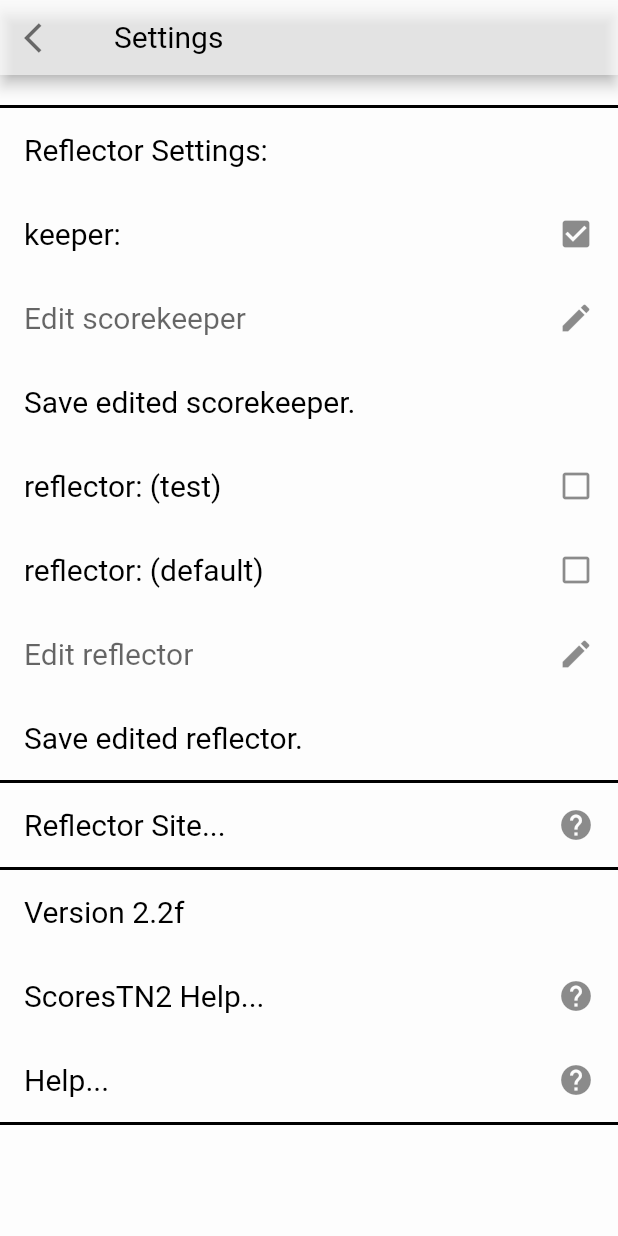
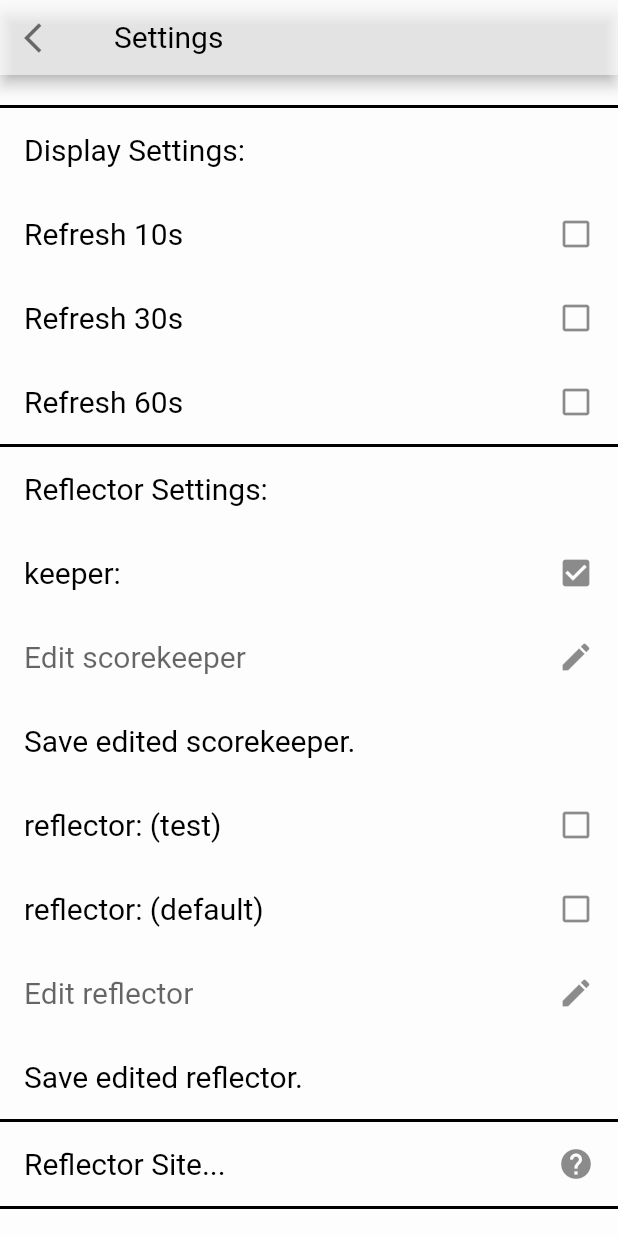
Before and after one commit to alpiepho/scoreboard_tap_tn2, a Flutter app: the screen it shows after launch, after a tap on the "settings" icon, on a phone screen of 412 x 824 dp. Run offline on Flutter 3.47's test engine with Material 2 defaults, Android fonts, the phone set to English and light mode, and no system bars; our stand-ins replace file_picker, google_fonts, shared_preferences, url_launcher_web; missing offline and left inert: shared_preferences_web.

Commit message:
add auto refresh; adjust stream time to local time

```diff
--- a/lib/components/settings_modal.dart
+++ b/lib/components/settings_modal.dart
@@ -95,11 +95,29 @@ class _SettingsModal extends State<SettingsModal> {
     );
   }
 
-  void onZoomChanged() async {
-    if (!this.engine.zoom) {
-      this.engine.zoom = true;
+  void onReflectorInterval10Changed() async {
+    if (!this.engine.reflectorInterval10) {
+      this.engine.reflectorInterval10 = true;
     } else {
-      this.engine.zoom = false;
+      this.engine.reflectorInterval10 = false;
+    }
+    this.onDone();
+  }
+
+  void onReflectorInterval30Changed() async {
+    if (!this.engine.reflectorInterval30) {
+      this.engine.reflectorInterval30 = true;
+    } else {
+      this.engine.reflectorInterval30 = false;
+    }
+    this.onDone();
+  }
+
+  void onReflectorInterval60Changed() async {
+    if (!this.engine.reflectorInterval60) {
+      this.engine.reflectorInterval60 = true;
+    } else {
+      this.engine.reflectorInterval60 = false;
     }
     this.onDone();
   }
@@ -320,40 +338,65 @@ class _SettingsModal extends State<SettingsModal> {
     // var fontStyle = getLabelFont(engine.fontType);
 
     List<Widget> displayTiles = [];
-    if (!engine.streamsMode) {
-      // displayTiles.add(
-      //   new ListTile(
-      //     title: new Text(
-      //       'Change Fonts...',
-      //       style: kSettingsTextEditStyle,
-      //     ),
-      //     onTap: onFontChange,
-      //   ),
-      // );
-      // displayTiles.add(
-      //   new ListTile(
-      //     title: new Text(
-      //       fontString,
-      //       style: fontStyle.copyWith(fontSize: kSettingsTextStyle_fontSize),
-      //     ),
-      //     //onTap: onFontChange,
-      //   ),
-      // );
-      // displayTiles.add(
-      //   new ListTile(
-      //     title: new Text(
-      //       'Zoom.',
-      //       style: kSettingsTextEditStyle,
-      //     ),
-      //     trailing: new Icon(
-      //         engine.zoom ? Icons.check_box : Icons.check_box_outline_blank),
-      //     onTap: onZoomChanged,
-      //   ),
-      // );
-    }
+    displayTiles.add(SettingsDivider());
+    displayTiles.add(new ListTile(
+      title: new Text(
+        "Display Settings:",
+        style: kSettingsTextEditStyle,
+      ),
+    ));
+    displayTiles.add(
+      new ListTile(
+        title: new Text(
+          'Refresh 10s',
+          style: kSettingsTextEditStyle,
+        ),
+        trailing: new Icon(
+          engine.reflectorInterval10
+              ? Icons.check_box
+              : Icons.check_box_outline_blank,
+        ),
+        onTap: onReflectorInterval10Changed,
+      ),
+    );
+    displayTiles.add(
+      new ListTile(
+        title: new Text(
+          'Refresh 30s',
+          style: kSettingsTextEditStyle,
+        ),
+        trailing: new Icon(
+          engine.reflectorInterval30
+              ? Icons.check_box
+              : Icons.check_box_outline_blank,
+        ),
+        onTap: onReflectorInterval30Changed,
+      ),
+    );
+    displayTiles.add(
+      new ListTile(
+        title: new Text(
+          'Refresh 60s',
+          style: kSettingsTextEditStyle,
+        ),
+        trailing: new Icon(
+          engine.reflectorInterval60
+              ? Icons.check_box
+              : Icons.check_box_outline_blank,
+        ),
+        onTap: onReflectorInterval60Changed,
+      ),
+    );
 
     List<Widget> showTiles = [];
     if (engine.streamsMode) {
+      showTiles.add(SettingsDivider());
+      showTiles.add(new ListTile(
+        title: new Text(
+          "Stream Settings:",
+          style: kSettingsTextEditStyle,
+        ),
+      ));
       showTiles.add(
         new ListTile(
           title: new Text(
--- a/lib/constants.dart
+++ b/lib/constants.dart
@@ -1,7 +1,7 @@
 import 'package:flutter/material.dart';
 import 'package:google_fonts/google_fonts.dart';
 
-const kVersion = 'Version 2.2f';
+const kVersion = 'Version 2.2g';
 
 const kInputPageBackgroundColor = Colors.black45;
 
--- a/lib/engine.dart
+++ b/lib/engine.dart
@@ -72,6 +72,9 @@ class Engine {
   // not saved
   String reflectorComment = "";
   String possibleKeepers = "";
+  bool reflectorInterval10 = false;
+  bool reflectorInterval30 = false;
+  bool reflectorInterval60 = false;
 
   Engine();
 
@@ -118,6 +121,10 @@ class Engine {
 
     result += scoreKeeper.toString() + ";";
     result += reflectorSite.toString() + ";";
+
+    result += reflectorInterval10.toString() + ";";
+    result += reflectorInterval30.toString() + ";";
+    result += reflectorInterval60.toString() + ";";
 
     return result;
   }
@@ -191,6 +198,11 @@ class Engine {
 
       scoreKeeper = parts[index++];
       reflectorSite = parts[index++];
+
+      // new without changing version (and clearing current users)
+      if (index < parts.length) reflectorInterval10 = parts[index++] == "true";
+      if (index < parts.length) reflectorInterval30 = parts[index++] == "true";
+      if (index < parts.length) reflectorInterval60 = parts[index++] == "true";
     }
   }
 
```
Also changed, not shown: lib/components/stream_modal.dart (+28 -0 lines), lib/screens/scores_page.dart (+21 -0 lines), 1 other file.
